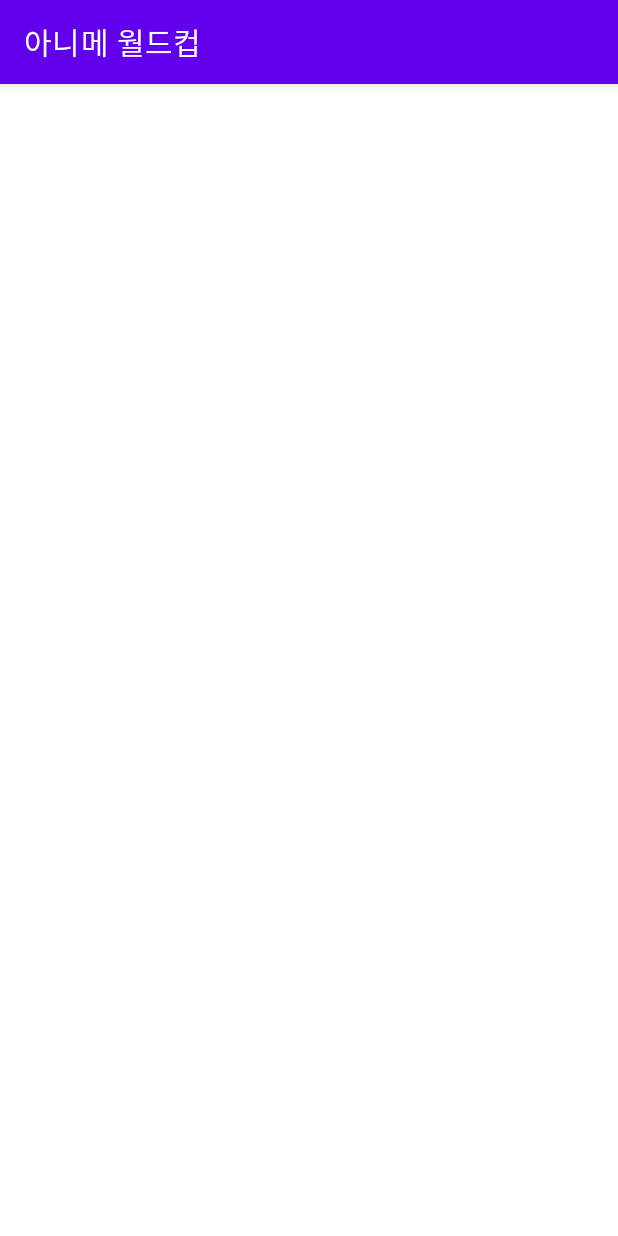
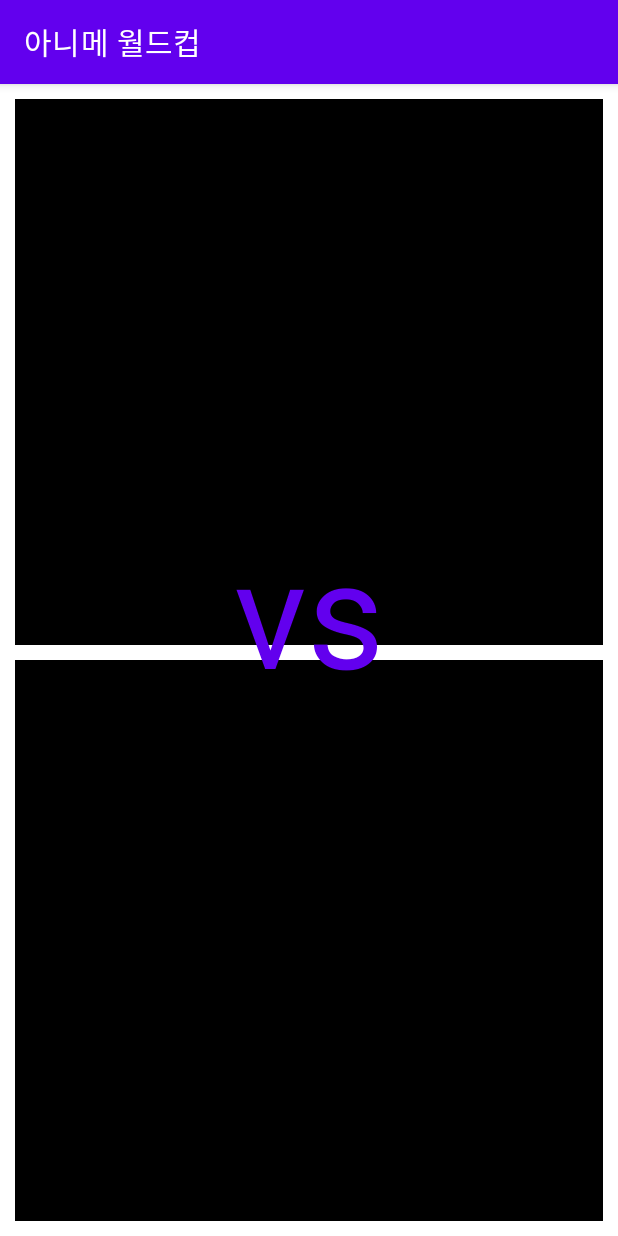
Before and after one commit to bso112/modu_worldcup, an Android app: the GameActivity screen opened directly, with no data from a screen before it, on a phone screen of 412 x 824 dp. Run offline under Robolectric (Android 15) with nearby library versions, the phone set to English and light mode, and no system bars; network calls fail.

```diff
--- a/app/src/main/java/com/manta/worldcup/activity/GameActivity.kt
+++ b/app/src/main/java/com/manta/worldcup/activity/GameActivity.kt
@@ -2,11 +2,29 @@ package com.manta.worldcup.activity
 
 import androidx.appcompat.app.AppCompatActivity
 import android.os.Bundle
+import androidx.lifecycle.ViewModelProvider
 import com.manta.worldcup.R
+import com.manta.worldcup.helper.Constants.EXTRA_TOPICMODEL
+import com.manta.worldcup.model.TopicModel
+import com.manta.worldcup.viewmodel.TopicViewModel
 
 class GameActivity : AppCompatActivity() {
+
+    private val mViewModel: TopicViewModel by lazy {
+        ViewModelProvider(this).get(TopicViewModel::class.java);
+    }
+
+
+
     override fun onCreate(savedInstanceState: Bundle?) {
         super.onCreate(savedInstanceState)
         setContentView(R.layout.activity_game)
+
+        val topicModel = intent.getSerializableExtra(EXTRA_TOPICMODEL) as? TopicModel ?: return;
+
+        //제목표시
+
+        //이미지받기
+        //mViewModel.get
     }
 }
--- a/app/src/main/java/com/manta/worldcup/activity/fragment/TopicFragment.kt
+++ b/app/src/main/java/com/manta/worldcup/activity/fragment/TopicFragment.kt
@@ -42,8 +42,8 @@ class TopicFragment : Fragment(R.layout.frag_topic) {
 
         //토픽 클릭시 게임 or 선수출진 다이어로그 띄우기
         mTopicAdaptor.setOnItemClickListener(object : TopicAdapter.OnItemClickListener{
-            override fun onItemClick(note: TopicModel) {
-                fragmentManager?.let { OnTopicClickDialog().newInstance(note.mId).show(it, null) };
+            override fun onItemClick(topicModel: TopicModel) {
+                fragmentManager?.let { OnTopicClickDialog().newInstance(topicModel).show(it, null) };
             }
         })
 
--- a/app/src/main/java/com/manta/worldcup/api/repository/Repository.kt
+++ b/app/src/main/java/com/manta/worldcup/api/repository/Repository.kt
@@ -10,11 +10,7 @@ class Repository() {
 
     private val api  = RetrofitInstance.api;
 
-    suspend fun getTopic(topicId : Int) : Response<TopicModel> = api.getTopic(topicId);
-
     suspend fun getAllTopic() : Response<List<TopicModel>> = api.getAllTopic();
-
-   // suspend fun  insertTopic(image :  List<MultipartBody.Part>) = api.insertTopic(image);
 
     suspend fun  insertTopic(topicModel: TopicModel, pictures : List<PictureModel> ,image :  List<MultipartBody.Part>) = api.insertTopic(topicModel,pictures, image);
 
@@ -22,6 +18,7 @@ class Repository() {
 
     suspend fun getPicturesName(topic_id :Long) = api.getPicturesName(topic_id);
 
+    suspend fun getTopicPicture(topic_id: Long, imageLength : Int) = api.getTopicPicture(topic_id, imageLength);
 
 
 
--- a/app/src/main/java/com/manta/worldcup/helper/Constants.kt
+++ b/app/src/main/java/com/manta/worldcup/helper/Constants.kt
@@ -8,7 +8,7 @@ object Constants {
     const val EXTRA_TOPIC_ID =  "com.manta.worldcup.EXTRA_TOPIC_ID"
     const val EXTRA_PICTURE_NAMES =  "com.manta.worldcup.EXTRA_PICTURE_NAMES"
     const val EXTRA_SUBMIT_LISTENER =  "com.manta.worldcup.EXTRA_SUBMIT_LISTENER"
-
+    const val EXTRA_TOPICMODEL = "com.manta.worldcup.EXTRA_TOPIC"
     /**
      * by 변성욱
      * 블록에서 실행되는 모든 익셉션은 로그로 처리된다.
--- a/app/src/main/java/com/manta/worldcup/model/TopicModel.kt
+++ b/app/src/main/java/com/manta/worldcup/model/TopicModel.kt
@@ -1,6 +1,7 @@
 package com.manta.worldcup.model
 
 import com.google.gson.annotations.SerializedName
+import java.io.Serializable
 
 data class TopicModel(
     @SerializedName("id")
@@ -13,7 +14,7 @@ data class TopicModel(
     val mManagerName: String,
     @SerializedName("image_length")
     val mImageLength : Int
-)
+) : Serializable
 
 data class Topic
     (
--- a/app/src/main/res/layout/activity_game.xml
+++ b/app/src/main/res/layout/activity_game.xml
@@ -6,4 +6,39 @@
     android:layout_height="match_parent"
     tools:context=".activity.GameActivity">
 
+
+    <LinearLayout
+        android:layout_width="match_parent"
+        android:layout_height="match_parent"
+        android:orientation="vertical"
+        android:padding="10dp">
+
+    <ImageView
+        android:id="@+id/iv_A"
+        android:layout_marginBottom="10dp"
+        android:layout_width="match_parent"
+        android:layout_height="match_parent"
+        android:layout_weight="1"
+        android:background="@color/black"/>
+
+    <ImageView
+        android:id="@+id/iv_B"
+        android:layout_width="match_parent"
+        android:layout_height="match_parent"
+        android:layout_weight="1"
+        android:background="@color/black"/>
+
+    </LinearLayout>
+
+    <TextView
+        android:layout_width="200dp"
+        android:layout_height="200dp"
+        android:textAlignment="center"
+        android:text="vs"
+        android:textColor="?attr/colorPrimary"
+        android:textSize="100sp"
+        app:layout_constraintBottom_toBottomOf="parent"
+        app:layout_constraintEnd_toEndOf="parent"
+        app:layout_constraintStart_toStartOf="parent"
+        app:layout_constraintTop_toTopOf="parent" />
 </androidx.constraintlayout.widget.ConstraintLayout>
```
Also changed, not shown: app/src/main/java/com/manta/worldcup/activity/AddPictureActivity.kt (+11 -7 lines), app/src/main/java/com/manta/worldcup/activity/AddTopicActivity.kt (+10 -5 lines), app/src/main/java/com/manta/worldcup/activity/fragment/dialog/OnTopicClickDialog.kt (+14 -6 lines), app/src/main/java/com/manta/worldcup/adapter/PictureAdapter.kt (+27 -0 lines), app/src/main/java/com/manta/worldcup/api/SimpleApi.kt (+4 -3 lines), app/src/main/res/layout/item_picture.xml (+4 -5 lines), app/src/main/res/values/strings.xml (+3 -1 lines), 1 other file.
